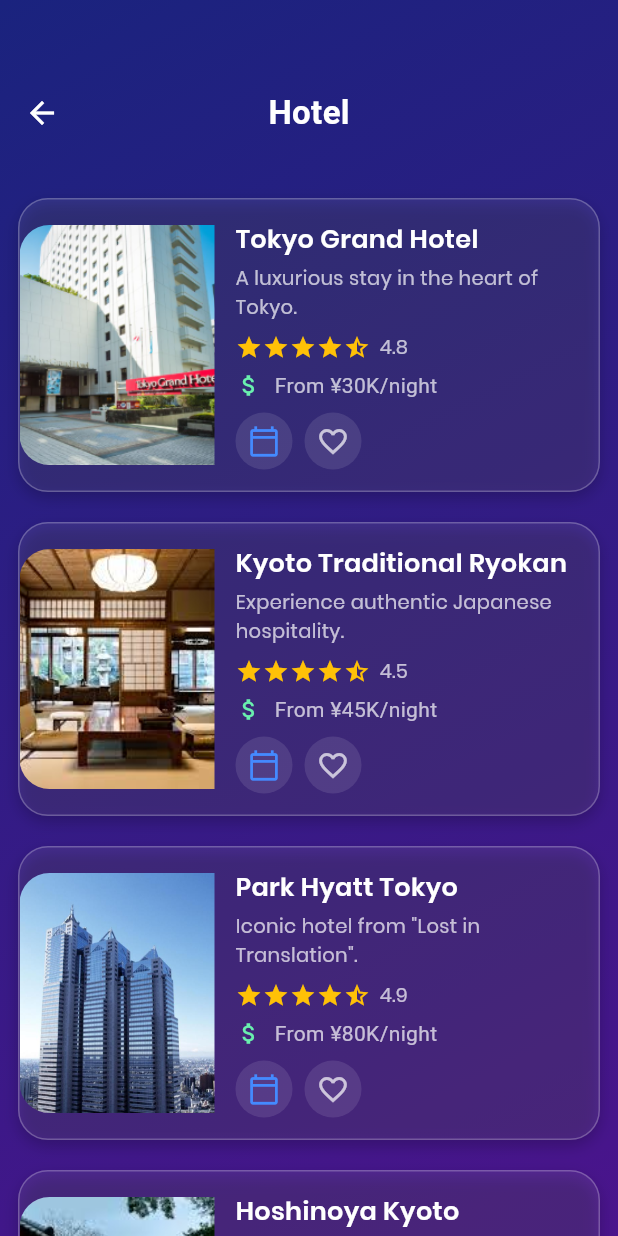
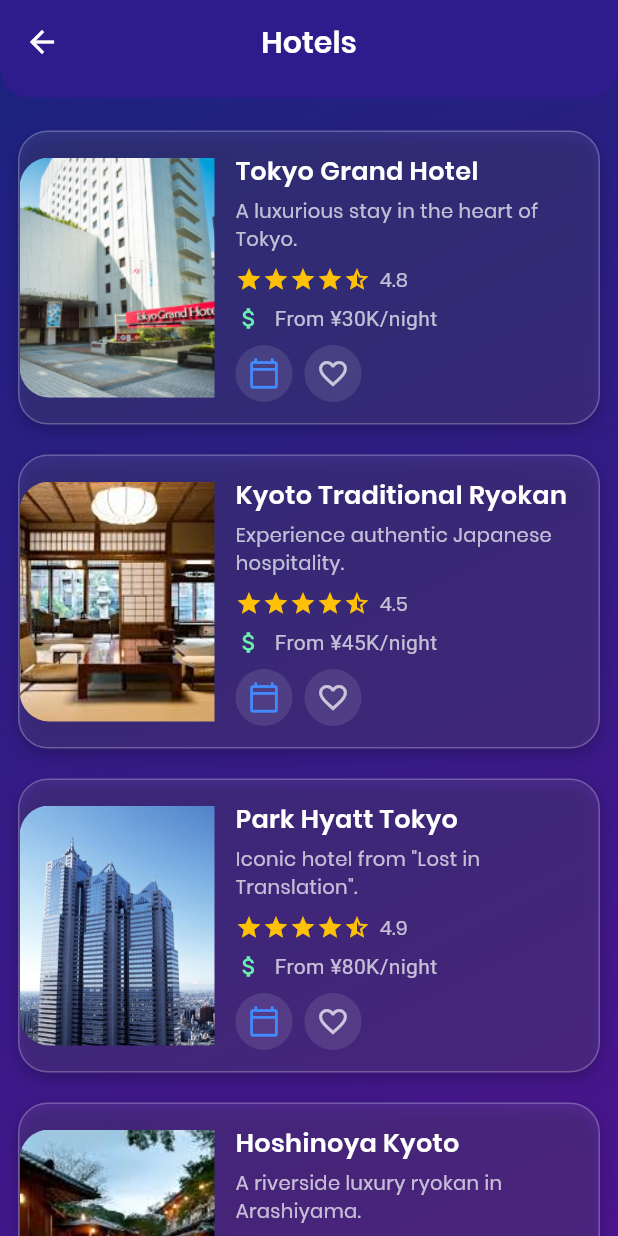
Before and after one commit to KirshX07/japan-tour-flutter, a Flutter app: the HomePage screen opened directly with empty values, after a tap on "Hotel", on a phone screen of 412 x 824 dp. Run offline on Flutter 3.47's test engine with Material 3 defaults, Android fonts, the phone set to English and light mode, and no system bars; our stand-ins replace device_info_plus, google_fonts, shared_preferences; accounts and stored records are empty.

Commit message:
Update amusement and shop pages to match hotel page

```diff
--- a/lib/pages/base_page.dart
+++ b/lib/pages/base_page.dart
@@ -1,5 +1,6 @@
 // lib/pages/base_page.dart
 import 'package:flutter/material.dart';
+import 'package:flutter_app/widgets/page_header.dart';
 
 // Encapsulation: The base class for all data models
 abstract class Destination {
@@ -16,74 +17,30 @@ abstract class Destination {
 }
 
 // Polymorphism: A base class for all the content pages
-abstract class BasePage extends StatefulWidget {
+abstract class BasePage extends StatelessWidget {
   const BasePage({super.key});
+
+  /// Subclasses must override this to provide a title for the header.
+  String get pageTitle;
 
   // This method will be overridden by subclasses to define their unique UI
   Widget buildContent(BuildContext context);
-
-  @override
-  State<BasePage> createState() => _BasePageState();
-}
-
-class _BasePageState extends State<BasePage> {
-  bool _animateBanner = false;
-
-  @override
-  void initState() {
-    super.initState();
-    // jalankan animasi setelah build
-    Future.delayed(const Duration(milliseconds: 150), () {
-      if (mounted) {
-        setState(() {
-          _animateBanner = true;
-        });
-      }
-    });
-  }
 
   @override
   Widget build(BuildContext context) {
     return Container(
       decoration: const BoxDecoration(
         gradient: LinearGradient(
-          colors: [Color(0xFF1A237E), Color(0xFF4A148C)],
+          colors: [Color(0xFF1A237E), Color(0xFF4A148C)], // Background gradient
           begin: Alignment.topLeft,
           end: Alignment.bottomRight,
         ),
       ),
       child: Scaffold(
         backgroundColor: Colors.transparent,
-        body: Column(
-          children: [
-            AnimatedContainer(
-              duration: const Duration(milliseconds: 800),
-              curve: Curves.easeInOutCubic,
-              height: _animateBanner ? 110 : 0,
-              width: double.infinity,
-              decoration: const BoxDecoration(
-                color: Colors.transparent, // Use transparent to show the main gradient
-                borderRadius: BorderRadius.only(
-                  bottomLeft: Radius.circular(30),
-                  bottomRight: Radius.circular(30),
-                ),
-              ),
-              padding: const EdgeInsets.only(top: 40),
-              child: Stack(
-                alignment: Alignment.center,
-                children: [
-                  const Positioned(left: 4, child: BackButton(color: Colors.white)),
-                  Text(
-                    widget.runtimeType.toString().replaceAll('Page', ''),
-                    style: const TextStyle(fontSize: 22, fontWeight: FontWeight.bold, color: Colors.white),
-                  ),
-                ],
-              ),
-            ),
-            Expanded(
-              child: widget.buildContent(context),
-            ),
-          ],
+        appBar: PageHeader(title: pageTitle),
+        body: SafeArea(
+          child: buildContent(context),
         ),
       ),
     );
--- a/lib/pages/edit_profile_page.dart
+++ b/lib/pages/edit_profile_page.dart
@@ -1,4 +1,5 @@
 import 'package:flutter/material.dart';
+import 'package:flutter_app/widgets/page_header.dart';
 
 class EditProfilePage extends StatefulWidget {
   final String username;
@@ -30,11 +31,7 @@ class _EditProfilePageState extends State<EditProfilePage> {
       ),
       child: Scaffold(
         backgroundColor: Colors.transparent,
-        appBar: AppBar(
-          backgroundColor: Colors.transparent,
-          elevation: 0,
-          title: const Text("Edit Profile"),
-        ),
+        appBar: const PageHeader(title: "Edit Profile"),
         body: Padding(
           padding: const EdgeInsets.all(20),
           child: ListView(
--- a/lib/pages/experience_page.dart
+++ b/lib/pages/experience_page.dart
@@ -31,6 +31,9 @@ class Experience extends Destination {
 
 class ExperiencePage extends BasePage {
   const ExperiencePage({super.key});
+
+  @override
+  String get pageTitle => 'Experiences';
 
   @override
   Widget buildContent(BuildContext context) {
--- a/lib/pages/favorites_page.dart
+++ b/lib/pages/favorites_page.dart
@@ -2,8 +2,8 @@ import 'package:flutter/material.dart';
 import 'package:provider/provider.dart';
 import 'package:flutter_app/models/place_model.dart';
 import 'package:flutter_app/providers/favorites_provider.dart';
-import 'package:flutter_app/pages/animated_page_header.dart';
 import '../copyright_footer.dart';
+import '../widgets/page_header.dart';
 
 class FavoritesPage extends StatelessWidget {
   const FavoritesPage({super.key});
@@ -12,7 +12,7 @@ class FavoritesPage extends StatelessWidget {
   Widget build(BuildContext context) {
     return Column(
       children: [
-        const AnimatedPageHeader(title: "Favorites"),
+        const PageHeader(title: "Favorites", showBack: false),
         Expanded(
           child: Consumer<FavoritesProvider>(
             builder: (context, favoritesProvider, child) {
--- a/lib/pages/food_and_drink_page.dart
+++ b/lib/pages/food_and_drink_page.dart
@@ -31,6 +31,9 @@ class FoodDrink extends Destination {
 
 class FoodDrinkPage extends BasePage {
   const FoodDrinkPage({super.key});
+
+  @override
+  String get pageTitle => 'Food & Drink';
 
   @override
   Widget buildContent(BuildContext context) {
--- a/lib/pages/help_and_emergency_page.dart
+++ b/lib/pages/help_and_emergency_page.dart
@@ -9,6 +9,9 @@ import 'base_page.dart';
 
 class HelpAndEmergencyPage extends BasePage {
   const HelpAndEmergencyPage({super.key});
+
+  @override
+  String get pageTitle => 'Help & Emergency';
 
   // Data for phrases, categorized for better organization
   final Map<String, List<Map<String, String>>> _phraseCategories = const {
--- a/lib/pages/hotel_page.dart
+++ b/lib/pages/hotel_page.dart
@@ -36,6 +36,9 @@ class Hotel extends Destination {
 
 class HotelPage extends BasePage {
   const HotelPage({super.key});
+
+  @override
+  String get pageTitle => 'Hotels';
 
   @override
   Widget buildContent(BuildContext context) {
--- a/lib/pages/profile_page.dart
+++ b/lib/pages/profile_page.dart
@@ -1,7 +1,7 @@
 import 'package:flutter/material.dart';
 import '../login_page.dart';
 import '../copyright_footer.dart';
-import 'package:flutter_app/pages/animated_page_header.dart';
+import 'package:flutter_app/widgets/page_header.dart';
 import 'package:device_info_plus/device_info_plus.dart';
 import '../widgets/shared_widgets.dart';
 import 'edit_profile_page.dart';
@@ -26,7 +26,7 @@ class ProfilePage extends StatelessWidget {
   Widget build(BuildContext context) {
     return Column(
       children: [
-        const AnimatedPageHeader(title: "Profile"),
+        const PageHeader(title: "Profile", showBack: false),
         Expanded(
           child: ListView(
             padding:
--- a/lib/pages/schedule_page.dart
+++ b/lib/pages/schedule_page.dart
@@ -4,8 +4,8 @@ import 'package:flutter_app/models/planner_item_model.dart';
 import 'package:flutter_app/providers/planner_provider.dart';
 import 'package:provider/provider.dart';
 import 'package:intl/intl.dart'; // Pastikan sudah ditambahkan di pubspec.yaml
-import 'package:flutter_app/pages/animated_page_header.dart';
 import '../copyright_footer.dart';
+import '../widgets/page_header.dart';
 
 class SchedulePage extends StatelessWidget {
   const SchedulePage({super.key});
@@ -14,7 +14,7 @@ class SchedulePage extends StatelessWidget {
   Widget build(BuildContext context) {
     return Column(
       children: [
-        const AnimatedPageHeader(title: "Planner"),
+        const PageHeader(title: "Planner", showBack: false),
         Expanded(
           child: SafeArea(
             top: false,
--- a/lib/pages/shop_page.dart
+++ b/lib/pages/shop_page.dart
@@ -31,6 +31,9 @@ class Shop extends Destination {
 
 class ShopPage extends BasePage {
   const ShopPage({super.key});
+
+  @override
+  String get pageTitle => 'Shopping';
 
   @override
   Widget buildContent(BuildContext context) {
--- a/lib/pages/transport_page.dart
+++ b/lib/pages/transport_page.dart
@@ -33,6 +33,9 @@ class Transport extends Destination {
 
 class TransportPage extends BasePage {
   const TransportPage({super.key});
+
+  @override
+  String get pageTitle => 'Transport';
 
   @override
   Widget buildContent(BuildContext context) {
--- a/lib/pages/waypoint_page.dart
+++ b/lib/pages/waypoint_page.dart
@@ -16,6 +16,9 @@ class Waypoint extends Destination {
 // Widget for the Waypoint page
 class WaypointPage extends BasePage {
   const WaypointPage({super.key});
+
+  @override
+  String get pageTitle => 'Waypoints';
 
   @override
   Widget buildContent(BuildContext context) {
--- /dev/null
+++ b/lib/widgets/page_header.dart
@@ -0,0 +1,35 @@
+import 'package:flutter/material.dart';
+
+class PageHeader extends StatelessWidget implements PreferredSizeWidget {
+  final String title;
+  final bool showBack;
+  const PageHeader({super.key, required this.title, this.showBack = true});
+
+  @override
+  Size get preferredSize => const Size.fromHeight(65);
+
+  @override
+  Widget build(BuildContext context) {
+    return AppBar(
+      automaticallyImplyLeading: showBack,
+      iconTheme: const IconThemeData(
+        color: Colors.white, // Memastikan tombol kembali berwarna putih
+      ),
+      centerTitle: true,
+      elevation: 0,
+      backgroundColor: const Color(0xFF2E1B8C),
+      title: Text(
+        title,
+        style: const TextStyle(
+          fontFamily: 'Poppins',
+          fontWeight: FontWeight.w700,
+          fontSize: 20,
+          color: Colors.white,
+        ),
+      ),
+      shape: const RoundedRectangleBorder(
+        borderRadius: BorderRadius.vertical(bottom: Radius.circular(20)),
+      ),
+    );
+  }
+}
```
